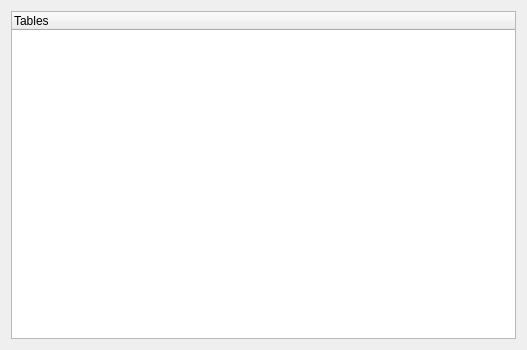
The window that DatabaseWidget.ui (KarKarbI4/test_db_generator) describes before a commit, drawn with Qt 5.
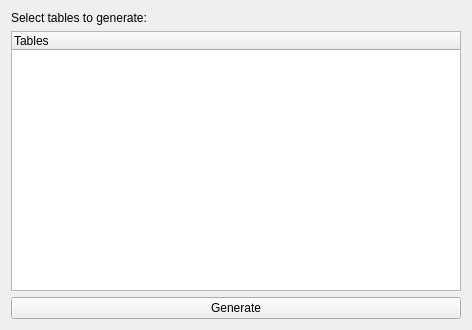
The same window after the commit.

Commit message: Added Database, Table and Column classes

```diff
--- a/DatabaseWidget.ui
+++ b/DatabaseWidget.ui
@@ -6,15 +6,22 @@
    <rect>
     <x>0</x>
     <y>0</y>
-    <width>527</width>
-    <height>350</height>
+    <width>472</width>
+    <height>330</height>
    </rect>
   </property>
   <property name="windowTitle">
    <string>Form</string>
   </property>
-  <layout class="QGridLayout" name="gridLayout">
-   <item row="0" column="0">
+  <layout class="QVBoxLayout" name="verticalLayout">
+   <item>
+    <widget class="QLabel" name="tablesLabel">
+     <property name="text">
+      <string>Select tables to generate:</string>
+     </property>
+    </widget>
+   </item>
+   <item>
     <widget class="QTreeWidget" name="tablesTree">
      <property name="rootIsDecorated">
       <bool>false</bool>
@@ -50,6 +57,13 @@
      </column>
     </widget>
    </item>
+   <item>
+    <widget class="QPushButton" name="generateBtn">
+     <property name="text">
+      <string>Generate</string>
+     </property>
+    </widget>
+   </item>
   </layout>
  </widget>
  <resources/>
```
The commit also changes 14 other files.
